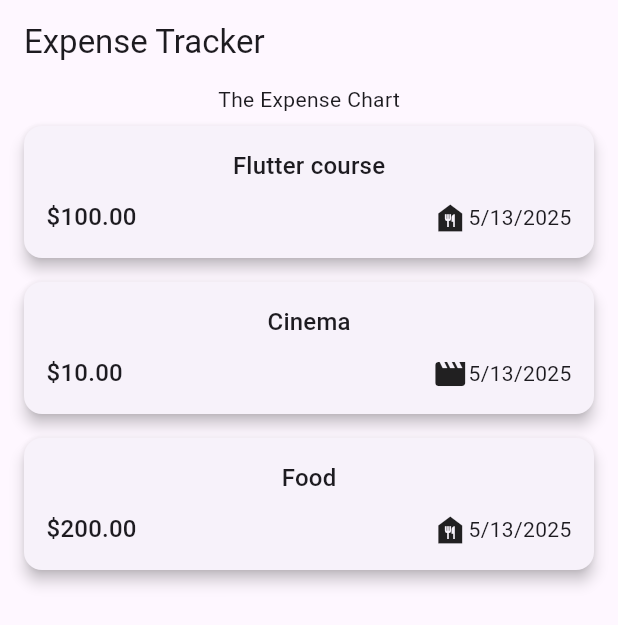
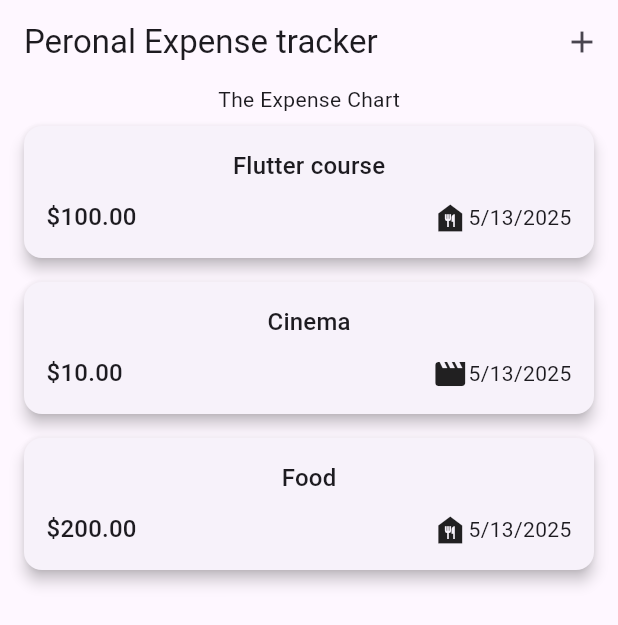
Before and after one commit to riteish810/Expense_tracker, a Flutter app: the screen it shows after launch, on a phone screen of 412 x 824 dp. Shown: the top 625 px of the screen. Run offline on Flutter 3.47's test engine with Material 3 defaults, Android fonts, the phone set to English and light mode, and no system bars.

Commit message:
Added modal button sheet

```diff
--- a/lib/expense.dart
+++ b/lib/expense.dart
@@ -1,5 +1,6 @@
 import 'package:expense_tracker/models/expenses.dart';
 import 'package:expense_tracker/screens/expense_list.dart';
+import 'package:expense_tracker/screens/new_expense.dart';
 import 'package:flutter/material.dart';
 
 class Expense extends StatefulWidget {
@@ -31,10 +32,19 @@ class _ExpenseState extends State<Expense> {
     ),
   ];
 
+  void _addopenoverlay() {
+    showModalBottomSheet(context: context, builder: (ctx) => NewExpense());
+  }
+
   @override
   Widget build(BuildContext context) {
     return Scaffold(
-      appBar: AppBar(title: Text('Expense Tracker')),
+      appBar: AppBar(
+        actions: [
+          IconButton(icon: Icon(Icons.add), onPressed: _addopenoverlay),
+        ],
+        title: Text('Peronal Expense tracker'),
+      ),
       body: Column(
         children: [
           const Text('The Expense Chart'),
--- a/lib/main.dart
+++ b/lib/main.dart
@@ -15,6 +15,7 @@ class MyApp extends StatelessWidget {
       title: 'Flutter Demo',
 
       home: Expense(),
+      theme: ThemeData(useMaterial3: true),
       debugShowCheckedModeBanner: false,
     );
   }
```
Also changed, not shown: lib/screens/new_expense.dart (added, +30 -0 lines).
